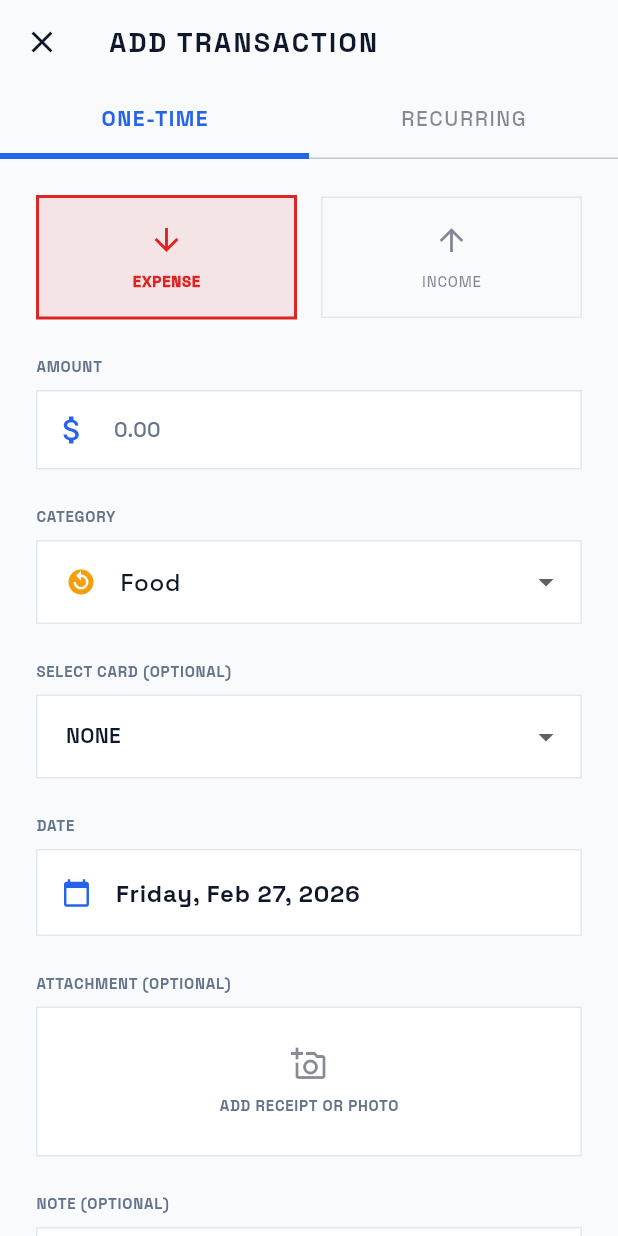
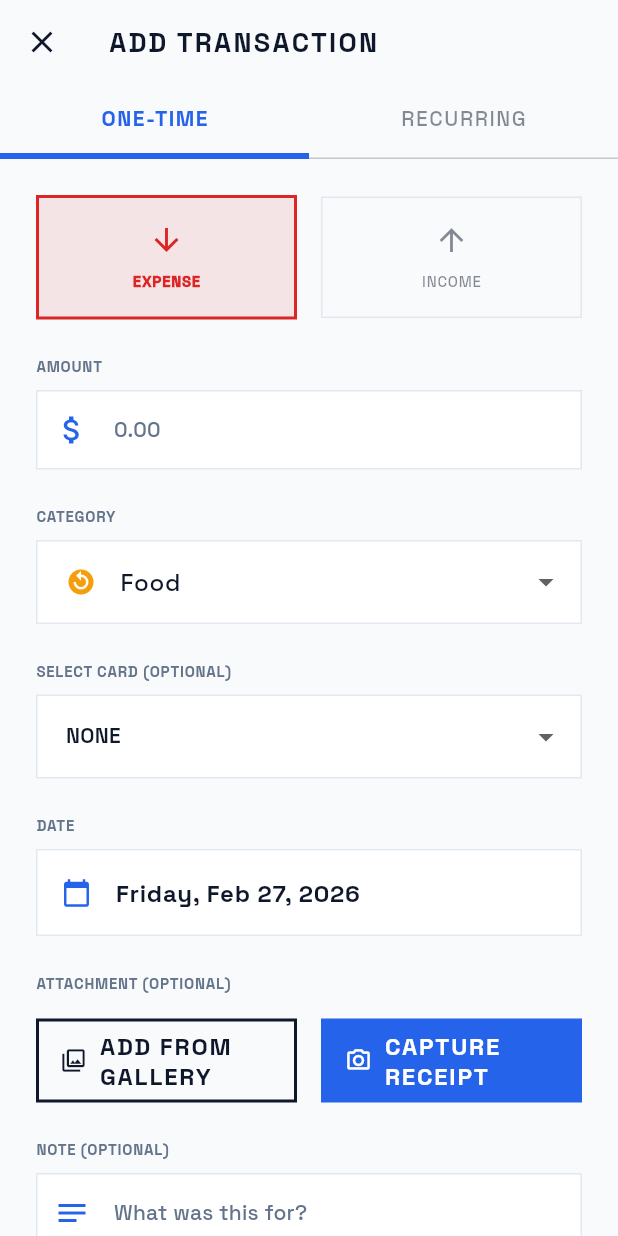
Before and after one commit to aditya04tripathi/PennyWise, a Flutter app: the AddTransactionView screen opened by its route, on a phone screen of 412 x 824 dp. Run offline on Flutter 3.47's test engine with Material 3 defaults, Android fonts, the light colour scheme and no system bars; our stand-ins replace csv, file_picker, fl_chart, flutter_credit_card, flutter_local_notifications, flutter_secure_storage and 8 more; missing offline and left inert: cryptography; accounts and stored records are empty; network calls fail.

Commit message:
feat(infra): camera capture with preview and compression; permissions

```diff
--- a/lib/app/modules/add_transaction/views/add_transaction_view.dart
+++ b/lib/app/modules/add_transaction/views/add_transaction_view.dart
@@ -512,9 +512,13 @@ class AddTransactionView extends GetView<TransactionController> {
       children: [
         Text('ATTACHMENT (OPTIONAL)', style: theme.textTheme.labelSmall),
         AppSpacing.vS,
-        Obx(
-          () => controller.selectedImagePath.value != null
-              ? Stack(
+        Obx(() {
+          final imagePath = controller.selectedImagePath.value;
+          return Column(
+            crossAxisAlignment: CrossAxisAlignment.start,
+            children: [
+              if (imagePath != null)
+                Stack(
                   children: [
                     Container(
                       height: 200,
@@ -522,10 +526,7 @@ class AddTransactionView extends GetView<TransactionController> {
                       decoration: BoxDecoration(
                         border: Border.all(color: theme.colorScheme.outline),
                       ),
-                      child: Image.file(
-                        File(controller.selectedImagePath.value!),
-                        fit: BoxFit.cover,
-                      ),
+                      child: Image.file(File(imagePath), fit: BoxFit.cover),
                     ),
                     Positioned(
                       top: 8,
@@ -543,41 +544,49 @@ class AddTransactionView extends GetView<TransactionController> {
                       ),
                     ),
                   ],
-                )
-              : InkWell(
-                  onTap: () async {
-                    final picker = ImagePicker();
-                    final image = await picker.pickImage(
-                      source: ImageSource.gallery,
-                    );
-                    if (image != null) {
-                      controller.selectedImagePath.value = image.path;
-                    }
-                  },
-                  child: Container(
-                    height: 100,
-                    width: double.infinity,
-                    decoration: BoxDecoration(
-                      color: theme.colorScheme.surface,
-                      border: Border.all(color: theme.colorScheme.outline),
-                    ),
-                    child: Column(
-                      mainAxisAlignment: MainAxisAlignment.center,
-                      children: [
-                        Icon(
-                          Icons.add_a_photo_outlined,
-                          color: theme.colorScheme.onSurface.withOpacity(0.5),
-                        ),
-                        AppSpacing.vS,
-                        Text(
-                          'ADD RECEIPT OR PHOTO',
-                          style: theme.textTheme.labelSmall,
-                        ),
-                      ],
+                ),
+              AppSpacing.vS,
+              Row(
+                children: [
+                  Expanded(
+                    child: OutlinedButton.icon(
+                      onPressed: () =>
+                          controller.pickImage(ImageSource.gallery),
+                      icon: const Icon(Icons.photo_library_outlined),
+                      label: const Text('ADD FROM GALLERY'),
                     ),
                   ),
-                ),
-        ),
+                  AppSpacing.hM,
+                  Expanded(
+                    child: Obx(
+                      () => ElevatedButton.icon(
+                        onPressed: controller.isCapturing.value
+                            ? null
+                            : () => controller.capturePhotoWithConfirm(
+                                Get.context!,
+                              ),
+                        icon: controller.isCapturing.value
+                            ? const SizedBox(
+                                width: 16,
+                                height: 16,
+                                child: CircularProgressIndicator(
+                                  strokeWidth: 2,
+                                ),
+                              )
+                            : const Icon(Icons.camera_alt_outlined),
+                        label: Text(
+                          controller.isCapturing.value
+                              ? 'OPENING CAMERA...'
+                              : 'CAPTURE RECEIPT',
+                        ),
+                      ),
+                    ),
+                  ),
+                ],
+              ),
+            ],
+          );
+        }),
       ],
     );
   }
```
Also changed, not shown: lib/app/controllers/transaction_controller.dart (+90 -1 lines).
